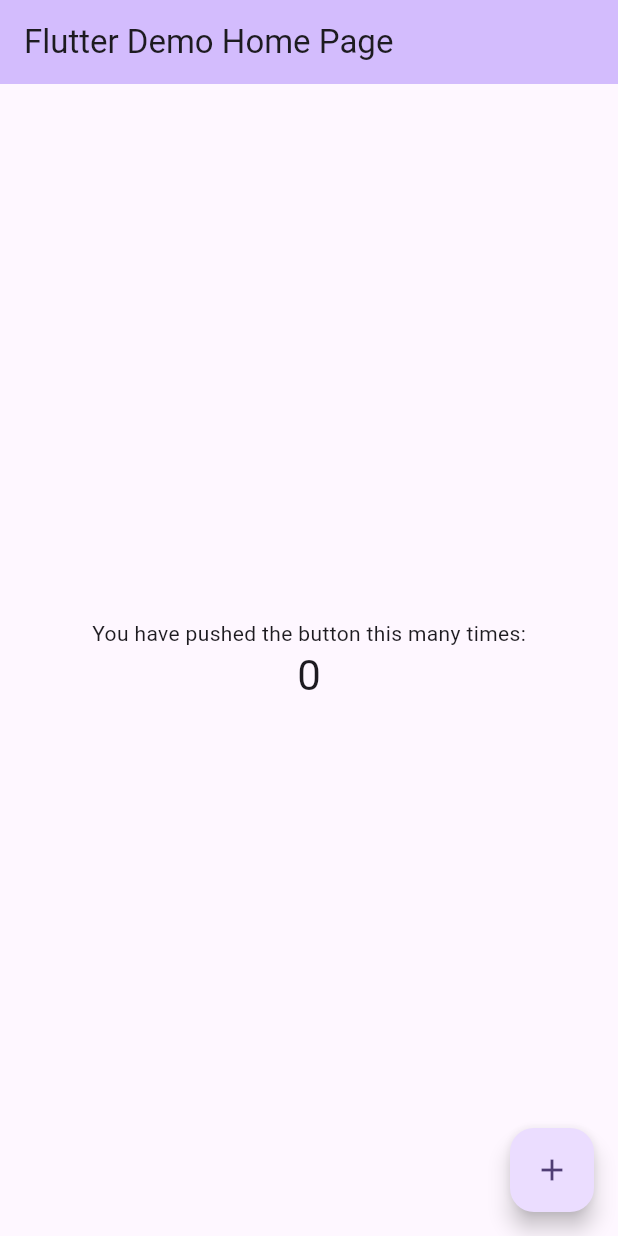
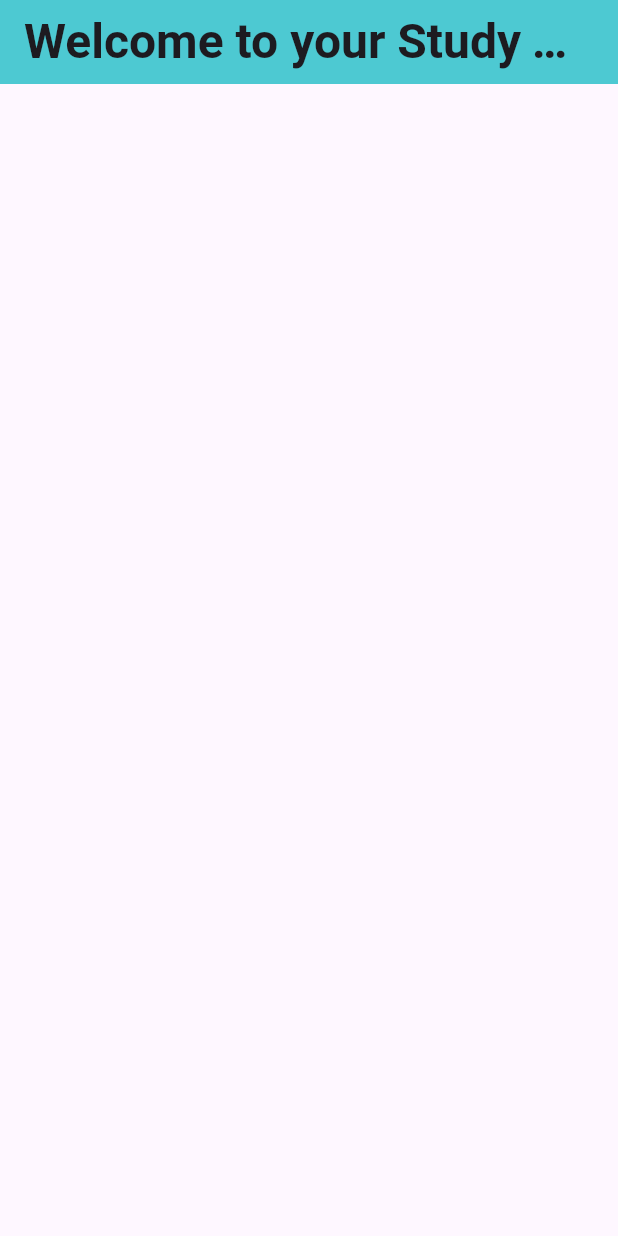
Before and after one commit to MiharaKGL/flutter_ca, a Flutter app: the screen it shows after launch, on a phone screen of 412 x 824 dp. Run offline on Flutter 3.47's test engine with Material 3 defaults, Android fonts, the phone set to English and light mode, and no system bars.

Commit message:
Day 1: 086

```diff
--- a/lib/main.dart
+++ b/lib/main.dart
@@ -1,121 +1,40 @@
 import 'package:flutter/material.dart';
 
 void main() {
-  runApp(const MyApp());
+  runApp(const AppHome());
 }
 
-class MyApp extends StatelessWidget {
-  const MyApp({super.key});
+class AppHome extends StatelessWidget {
+  const AppHome({super.key});
 
   // This widget is the root of your application.
   @override
   Widget build(BuildContext context) {
     return MaterialApp(
-      title: 'Flutter Demo',
-      theme: ThemeData(
-        // This is the theme of your application.
-        //
-        // TRY THIS: Try running your application with "flutter run". You'll see
-        // the application has a purple toolbar. Then, without quitting the app,
-        // try changing the seedColor in the colorScheme below to Colors.green
-        // and then invoke "hot reload" (save your changes or press the "hot
-        // reload" button in a Flutter-supported IDE, or press "r" if you used
-        // the command line to start the app).
-        //
-        // Notice that the counter didn't reset back to zero; the application
-        // state is not lost during the reload. To reset the state, use hot
-        // restart instead.
-        //
-        // This works for code too, not just values: Most code changes can be
-        // tested with just a hot reload.
-        colorScheme: .fromSeed(seedColor: Colors.deepPurple),
-      ),
-      home: const MyHomePage(title: 'Flutter Demo Home Page'),
+      debugShowCheckedModeBanner: false,
+      home: studyTracker(),
     );
   }
 }
 
-class MyHomePage extends StatefulWidget {
-  const MyHomePage({super.key, required this.title});
-
-  // This widget is the home page of your application. It is stateful, meaning
-  // that it has a State object (defined below) that contains fields that affect
-  // how it looks.
-
-  // This class is the configuration for the state. It holds the values (in this
-  // case the title) provided by the parent (in this case the App widget) and
-  // used by the build method of the State. Fields in a Widget subclass are
-  // always marked "final".
-
-  final String title;
+class studyTracker extends StatefulWidget {
+  const studyTracker({super.key});
 
   @override
-  State<MyHomePage> createState() => _MyHomePageState();
+  State<studyTracker> createState() => _studyTrackerState();
 }
 
-class _MyHomePageState extends State<MyHomePage> {
-  int _counter = 0;
-
-  void _incrementCounter() {
-    setState(() {
-      // This call to setState tells the Flutter framework that something has
-      // changed in this State, which causes it to rerun the build method below
-      // so that the display can reflect the updated values. If we changed
-      // _counter without calling setState(), then the build method would not be
-      // called again, and so nothing would appear to happen.
-      _counter++;
-    });
-  }
-
+class _studyTrackerState extends State<studyTracker> {
   @override
   Widget build(BuildContext context) {
-    // This method is rerun every time setState is called, for instance as done
-    // by the _incrementCounter method above.
-    //
-    // The Flutter framework has been optimized to make rerunning build methods
-    // fast, so that you can just rebuild anything that needs updating rather
-    // than having to individually change instances of widgets.
     return Scaffold(
       appBar: AppBar(
-        // TRY THIS: Try changing the color here to a specific color (to
-        // Colors.amber, perhaps?) and trigger a hot reload to see the AppBar
-        // change color while the other colors stay the same.
-        backgroundColor: Theme.of(context).colorScheme.inversePrimary,
-        // Here we take the value from the MyHomePage object that was created by
-        // the App.build method, and use it to set our appbar title.
-        title: Text(widget.title),
-      ),
-      body: Center(
-        // Center is a layout widget. It takes a single child and positions it
-        // in the middle of the parent.
-        child: Column(
-          // Column is also a layout widget. It takes a list of children and
-          // arranges them vertically. By default, it sizes itself to fit its
-          // children horizontally, and tries to be as tall as its parent.
-          //
-          // Column has various properties to control how it sizes itself and
-          // how it positions its children. Here we use mainAxisAlignment to
-          // center the children vertically; the main axis here is the vertical
-          // axis because Columns are vertical (the cross axis would be
-          // horizontal).
-          //
-          // TRY THIS: Invoke "debug painting" (choose the "Toggle Debug Paint"
-          // action in the IDE, or press "p" in the console), to see the
-          // wireframe for each widget.
-          mainAxisAlignment: .center,
-          children: [
-            const Text('You have pushed the button this many times:'),
-            Text(
-              '$_counter',
-              style: Theme.of(context).textTheme.headlineMedium,
-            ),
-          ],
+        title: Text(
+          "Welcome to your Study Tracker",
+          style: TextStyle(fontSize: 32, fontWeight: FontWeight.bold),
         ),
-      ),
-      floatingActionButton: FloatingActionButton(
-        onPressed: _incrementCounter,
-        tooltip: 'Increment',
-        child: const Icon(Icons.add),
+        backgroundColor: const Color.fromARGB(255, 77, 201, 210),
+        centerTitle: true,
       ),
     );
   }
```
Also changed, not shown: 1 other file.
